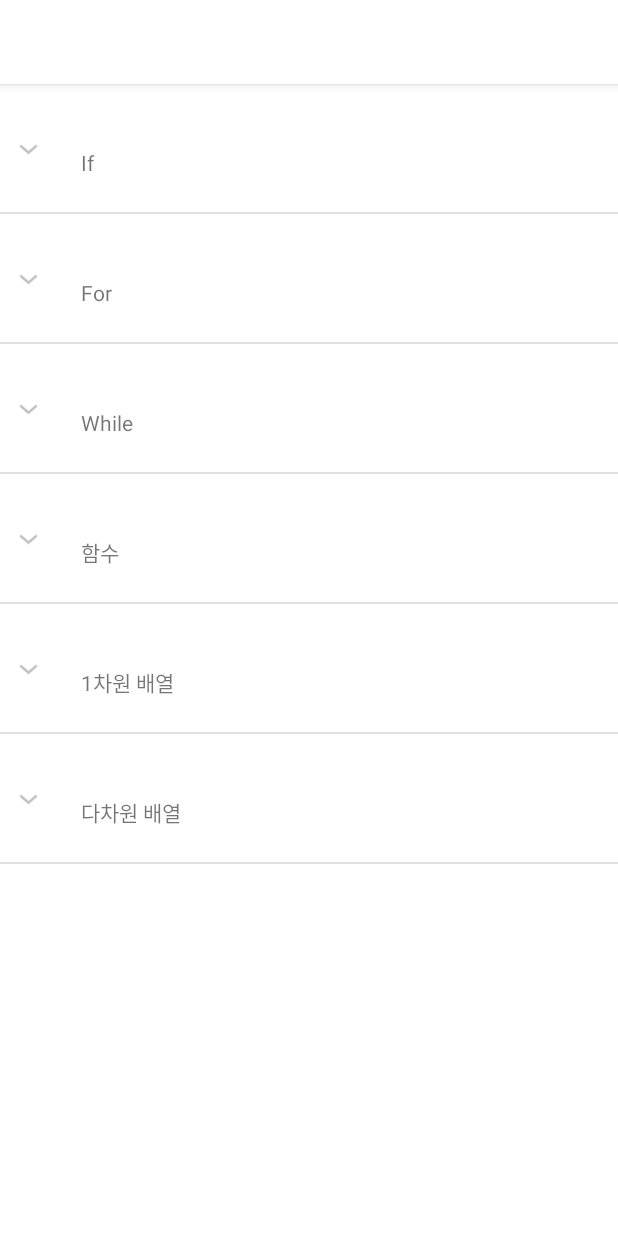
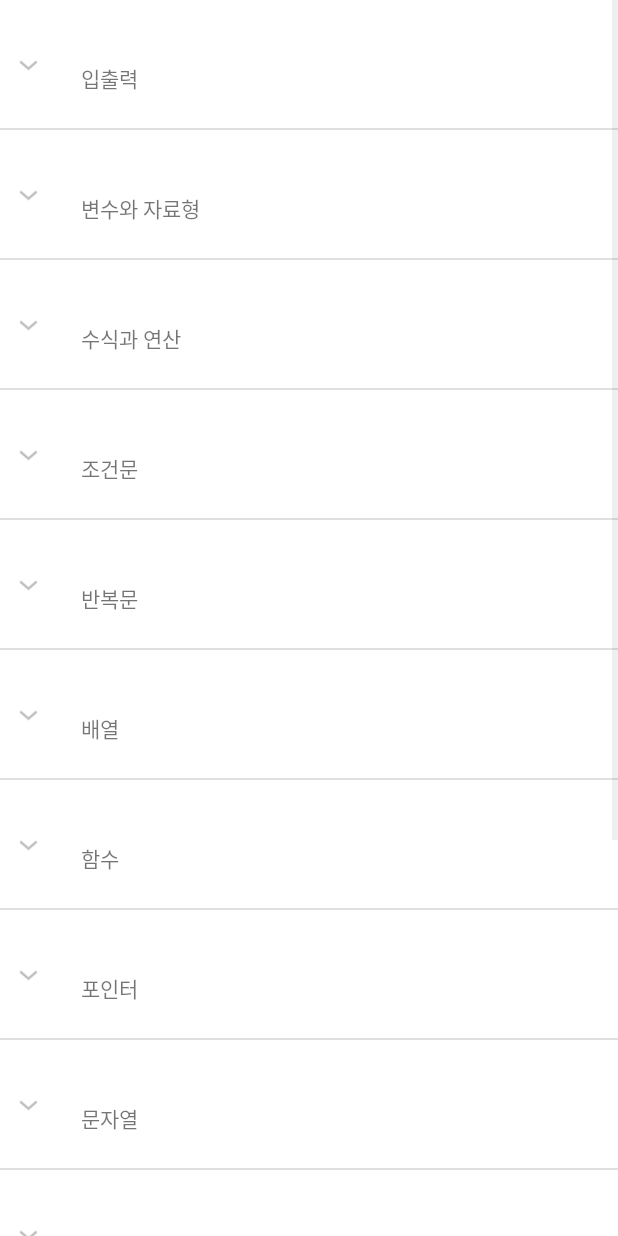
Before and after one commit to LeeSaeBom/CODIZ-AOS, an Android app: the MainActivity screen opened directly, with no data from a screen before it, on a phone screen of 412 x 824 dp. Run offline under Robolectric (Android 15) with nearby library versions, the phone set to English and light mode, and no system bars.

Commit message:
문제  타입 추가

```diff
--- a/app/src/main/java/com/example/mobile/Domain.kt
+++ b/app/src/main/java/com/example/mobile/Domain.kt
@@ -28,10 +28,18 @@ data class ProblemFrame(
 )
 
 enum class ProblemType(val problemName: String) {
-    IF("If"),
-    FOR("For"),
-    WHILE("While"),
+    INPUT_OUTPUT("입출력"),
+    VARIABLE_DATATYPE("변수와 자료형"),
+    FOR("수식과 연산"),
+    IF("조건문"),
+    WHILE("반복문"),
+    ONE_DIMENSION_ARRAY("배열"),
     FUNCTION("함수"),
-    ONE_DIMENSION_ARRAY("1차원 배열"),
-    MULTI_DIMENSION_ARRAY("다차원 배열");
+    MULTI_DIMENSION_ARRAY("포인터"),
+    STRING("문자열"),
+    STRUCTURE("구조체"),
+    RECURSIVE("재귀"),
+    SORT("정렬"),
+    BACKTRACKING("백트래킹"),
+    DYNAMIC_PROGRAMMING("동적프로그래밍");
 }
--- a/app/src/main/res/values/strings.xml
+++ b/app/src/main/res/values/strings.xml
@@ -1,6 +1,6 @@
 <resources>
     <string name="app_name">codiz</string>
-    <string name="server_host">192.168.0.13</string>
+    <string name="server_host">192.168.0.2</string>
     <string name="server_port">8080</string>
     <string name="title_activity_select">SelectActivity</string>
     <!--
```
Also changed, not shown: app/src/main/AndroidManifest.xml (+31 -14 lines), app/src/main/res/layout/activity_select.xml (+4 -6 lines).
